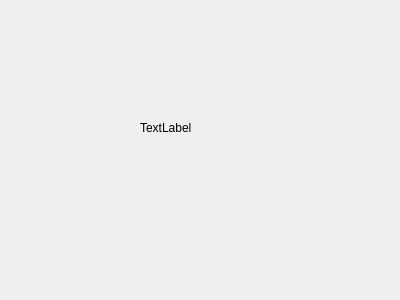
First picture: the form in clapclap/clapclap/widget.ui, repository Zeotyn/clap-clap, before the edit.
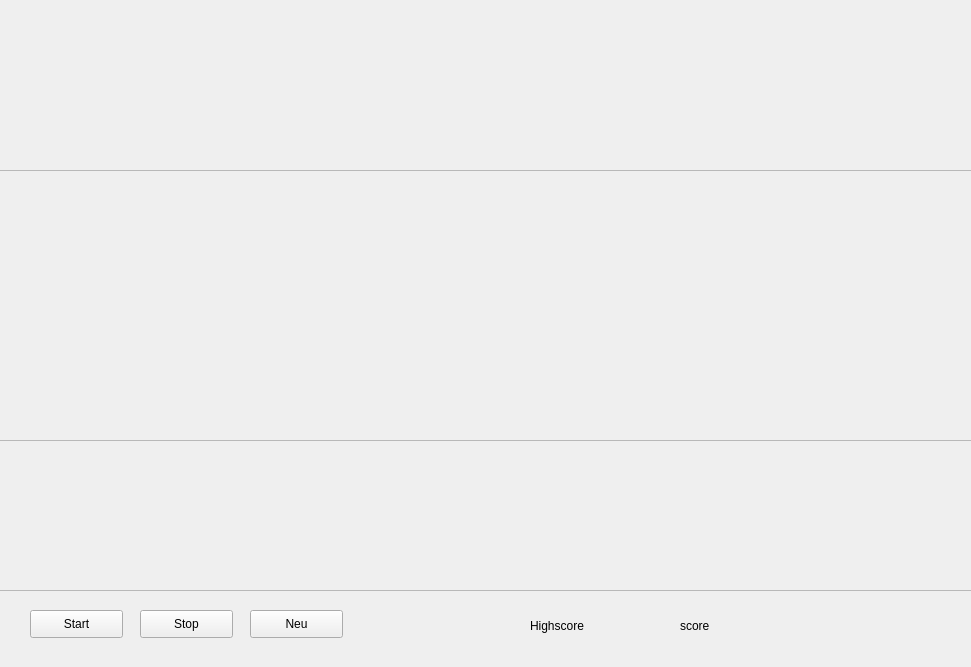
Second picture: the form after the edit.

What changed in the file:
```diff
--- a/clapclap/clapclap/widget.ui
+++ b/clapclap/clapclap/widget.ui
@@ -6,26 +6,110 @@
    <rect>
     <x>0</x>
     <y>0</y>
-    <width>400</width>
-    <height>300</height>
+    <width>971</width>
+    <height>667</height>
    </rect>
   </property>
   <property name="windowTitle">
    <string>Widget</string>
   </property>
-  <widget class="QLabel" name="label">
+  <widget class="QPushButton" name="startButton">
+   <property name="geometry">
+    <rect>
+     <x>30</x>
+     <y>610</y>
+     <width>93</width>
+     <height>28</height>
+    </rect>
+   </property>
+   <property name="text">
+    <string>Start</string>
+   </property>
+  </widget>
+  <widget class="QPushButton" name="stopButton">
    <property name="geometry">
     <rect>
      <x>140</x>
-     <y>120</y>
-     <width>59</width>
-     <height>16</height>
+     <y>610</y>
+     <width>93</width>
+     <height>28</height>
     </rect>
    </property>
    <property name="text">
-    <string>TextLabel</string>
+    <string>Stop</string>
    </property>
   </widget>
+  <widget class="QPushButton" name="restartButton">
+   <property name="geometry">
+    <rect>
+     <x>250</x>
+     <y>610</y>
+     <width>93</width>
+     <height>28</height>
+    </rect>
+   </property>
+   <property name="text">
+    <string>Neu</string>
+   </property>
+  </widget>
+  <widget class="QLabel" name="highscoreLabel">
+   <property name="geometry">
+    <rect>
+     <x>530</x>
+     <y>610</y>
+     <width>61</width>
+     <height>31</height>
+    </rect>
+   </property>
+   <property name="text">
+    <string>Highscore</string>
+   </property>
+  </widget>
+  <widget class="QLabel" name="scoreLabel">
+   <property name="geometry">
+    <rect>
+     <x>680</x>
+     <y>610</y>
+     <width>261</width>
+     <height>31</height>
+    </rect>
+   </property>
+   <property name="text">
+    <string>score</string>
+   </property>
+  </widget>
+  <widget class="QFrame" name="backgroundFrame">
+   <property name="geometry">
+    <rect>
+     <x>-20</x>
+     <y>-10</y>
+     <width>1021</width>
+     <height>601</height>
+    </rect>
+   </property>
+   <property name="frameShape">
+    <enum>QFrame::StyledPanel</enum>
+   </property>
+   <property name="frameShadow">
+    <enum>QFrame::Raised</enum>
+   </property>
+   <widget class="QFrame" name="gameFrame">
+    <property name="geometry">
+     <rect>
+      <x>-51</x>
+      <y>180</y>
+      <width>1101</width>
+      <height>271</height>
+     </rect>
+    </property>
+    <property name="frameShape">
+     <enum>QFrame::StyledPanel</enum>
+    </property>
+    <property name="frameShadow">
+     <enum>QFrame::Raised</enum>
+    </property>
+   </widget>
+  </widget>
  </widget>
  <layoutdefault spacing="6" margin="11"/>
  <resources/>
```
